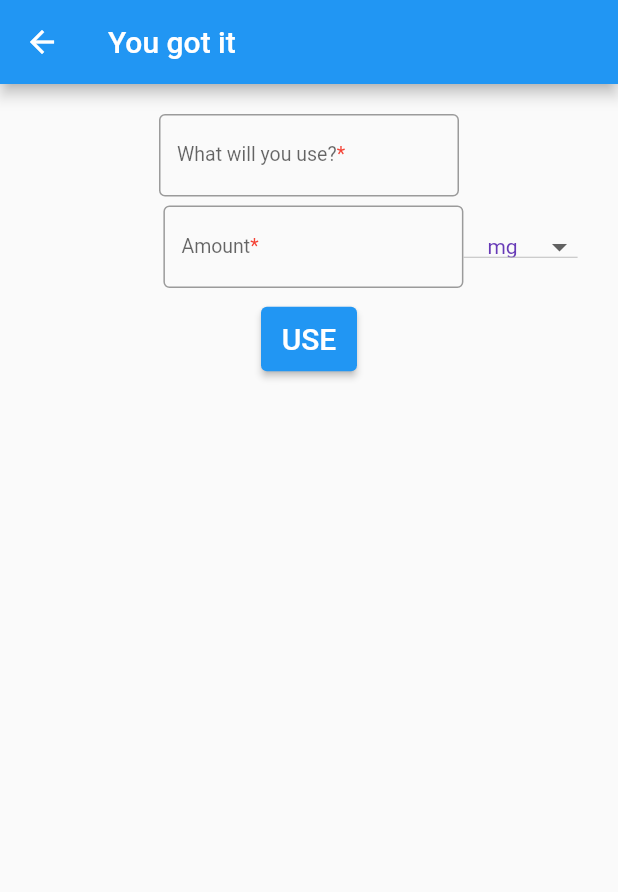
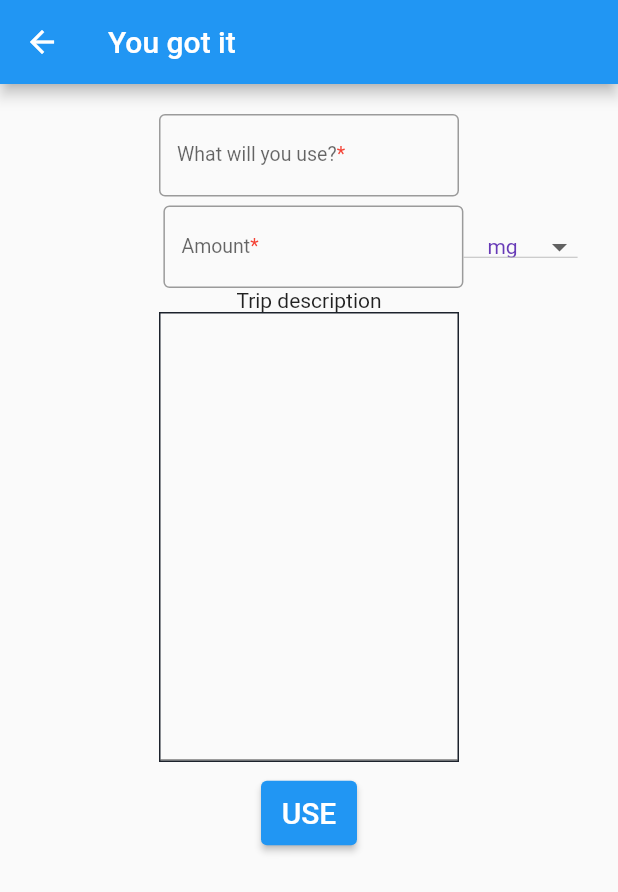
Before and after one commit to andrii-riabchuk/drug-management, a Flutter app: the PartyPage screen opened by its route, on a phone screen of 412 x 824 dp. Shown: the top 892 px of the screen. Run offline on Flutter 3.47's test engine with Material 2 defaults, Android fonts, the light colour scheme and no system bars; drawn by our look-alikes of dropdown_button2; our stand-ins replace sqflite; accounts and stored records are empty.

Commit message:
added records own page; added tripDescription field

```diff
--- a/lib/constants/constants.dart
+++ b/lib/constants/constants.dart
@@ -13,6 +13,7 @@ class Routes {
   static const String Party = "/party";
   static const String Secret = "/secret";
   static const String History = "/history";
+  static const String Record = "/record";
 }
 
 class Messages {
--- a/lib/custom_widgets/buttons/history_button.dart
+++ b/lib/custom_widgets/buttons/history_button.dart
@@ -10,7 +10,7 @@ class HistoryButton extends StatelessWidget {
   @override
   Widget build(BuildContext context) {
     return IconButton(
-        onPressed: () => {context.addNewPage(Routes.History)},
+        onPressed: () => {context.open(Routes.History)},
         icon: Icon(Icons.book));
   }
 }
--- a/lib/database/models/record/record.dart
+++ b/lib/database/models/record/record.dart
@@ -1,22 +1,30 @@
-// ignore: constant_identifier_names
 import 'package:drug_management/utils/date_time_utils.dart';
 
+// ignore: constant_identifier_names
 const String CREATE_RECORDS_TABLE =
-    'CREATE TABLE Records(id INTEGER PRIMARY KEY AUTOINCREMENT NOT NULL, dateTime DATETIME, substance TEXT, amount TEXT)';
+    'CREATE TABLE Records(id INTEGER PRIMARY KEY AUTOINCREMENT NOT NULL, dateTime DATETIME, substance TEXT, amount TEXT, description TEXT)';
 
 class Record {
   DateTime dateTime;
   String substance;
   String? amount;
+  String? description;
 
-  Record(this.dateTime, this.substance, {this.amount});
-  // : body = "$dateTime | $substance${amount != null ? " $amount" : ""}";
+  Record.literally(this.dateTime, this.substance,
+      {this.amount, this.description});
+
+  Record(Map<String, dynamic> map)
+      : dateTime = DateTime.parse(map['dateTime']),
+        substance = map['substance'] as String,
+        amount = map['amount'] as String?,
+        description = map['description'] as String?;
 
   Map<String, dynamic> toMap() {
     return {
       'dateTime': dateTime.toString(),
       'substance': substance,
       'amount': amount,
+      'description': description
     };
   }
 
--- a/lib/main.dart
+++ b/lib/main.dart
@@ -1,5 +1,6 @@
 import 'package:drug_management/constants/constants.dart';
 import 'package:drug_management/pages/history_page/history_page.dart';
+import 'package:drug_management/pages/history_page/record_page.dart';
 import 'package:drug_management/pages/home_page/home_page.dart';
 import 'package:drug_management/pages/intro_page/intro_page.dart';
 import 'package:drug_management/pages/party/i_want_it.dart';
@@ -34,7 +35,8 @@ class MyApp extends StatelessWidget {
             create: (context) => MyAppState(), child: Home()),
         Routes.Party: (context) => const PartyPage(),
         Routes.Secret: (context) => const SecretPage(),
-        Routes.History: (context) => HistoryPage()
+        Routes.History: (context) => HistoryPage(),
+        Routes.Record: (context) => RecordPage()
       },
     );
   }
--- a/lib/pages/intro_page/intro_page.dart
+++ b/lib/pages/intro_page/intro_page.dart
@@ -46,7 +46,8 @@ class _MyIntroPageState extends State<MyIntroPage> {
     void onSetupCompleted() {
       ApplicationData.setSetupCompleted();
 
-      var record = Record(selectedDate.toUtc(), substanceController.text);
+      var record =
+          Record.literally(selectedDate.toUtc(), substanceController.text);
       HistoryService().insertRecord(record);
 
       context.redirectTo(Routes.Home);
--- a/lib/pages/party/i_want_it.dart
+++ b/lib/pages/party/i_want_it.dart
@@ -38,7 +38,7 @@ class IWantIt extends StatelessWidget {
             appState.timer =
                 Timer.periodic(Duration(milliseconds: 2000), (timer) {
               appState.timer?.cancel();
-              context.addNewPage(Routes.Secret);
+              context.open(Routes.Secret);
             });
           },
           onPanCancel: () {
@@ -53,7 +53,7 @@ class IWantIt extends StatelessWidget {
               onPressed: () {
                 appState.wantMeph();
                 if (isAllowedToUse) {
-                  context.addNewPage(Routes.Party);
+                  context.open(Routes.Party);
                 }
               },
               child: Text('I WANT IT'))),
--- a/lib/pages/party/party.dart
+++ b/lib/pages/party/party.dart
@@ -17,6 +17,7 @@ class _PartyPageState extends State<PartyPage> {
   final substanceCtrl = TextEditingController();
   final amountCtrl = TextEditingController();
   final amountUnitCtrl = TextEditingController(text: possibleUnits[1]);
+  final tripDescriptionCtrl = TextEditingController();
 
   String unit = possibleUnits[1];
   updateUnitState(String val) {
@@ -31,16 +32,17 @@ class _PartyPageState extends State<PartyPage> {
     substanceCtrl.dispose();
     amountCtrl.dispose();
     amountUnitCtrl.dispose();
+    tripDescriptionCtrl.dispose();
     super.dispose();
   }
 
   void recordUsage(BuildContext context) {
     var amountFormatted = "${amountCtrl.text} ${amountUnitCtrl.text}";
-    var record = Record(DateTime.now().toUtc(), substanceCtrl.text,
-        amount: amountFormatted);
+    var record = Record.literally(DateTime.now().toUtc(), substanceCtrl.text,
+        amount: amountFormatted, description: tripDescriptionCtrl.text);
     HistoryService().insertRecord(record);
 
-    context.addNewPage(Routes.Home, removeOther: true);
+    context.open(Routes.Home, removeOther: true);
   }
 
   @override
@@ -56,7 +58,7 @@ class _PartyPageState extends State<PartyPage> {
                     crossAxisAlignment: CrossAxisAlignment.center,
                     children: [
                       Questionnaire(substanceCtrl, amountCtrl, amountUnitCtrl,
-                          unit, updateUnitState),
+                          tripDescriptionCtrl, unit, updateUnitState),
                       UseButton(() => {recordUsage(context)})
                     ]))));
   }
@@ -64,10 +66,13 @@ class _PartyPageState extends State<PartyPage> {
 
 class Questionnaire extends StatelessWidget {
   const Questionnaire(this.substanceCtrl, this.amountCtrl, this.amountUnitCtrl,
-      this.unit, this.updateUnitState,
+      this.tripDescriptionCtrl, this.unit, this.updateUnitState,
       {super.key});
 
-  final TextEditingController substanceCtrl, amountCtrl, amountUnitCtrl;
+  final TextEditingController substanceCtrl,
+      amountCtrl,
+      amountUnitCtrl,
+      tripDescriptionCtrl;
   final String unit;
   final Function(String) updateUnitState;
 
@@ -85,7 +90,19 @@ class Questionnaire extends StatelessWidget {
               sufix: unit,
             )),
         UnitDropDown(amountUnitCtrl, updateUnitState),
-      ])
+      ]),
+      Text("Trip description"),
+      Container(
+          width: 200,
+          height: 300,
+          decoration: BoxDecoration(
+              border: Border.all(color: const Color.fromARGB(255, 28, 34, 44))),
+          child: TextField(
+            controller: tripDescriptionCtrl,
+            expands: true,
+            maxLines: null,
+            keyboardType: TextInputType.text,
+          ))
     ]);
   }
 }
```
Also changed, not shown: lib/database/models/record/records_crud.dart (+2 -6 lines), lib/pages/history_page/history_page.dart (+18 -13 lines), lib/pages/history_page/history_service.dart (+5 -5 lines), lib/pages/history_page/record_page.dart (added, +103 -0 lines), lib/utils/navigator_extension.dart (+4 -3 lines).
